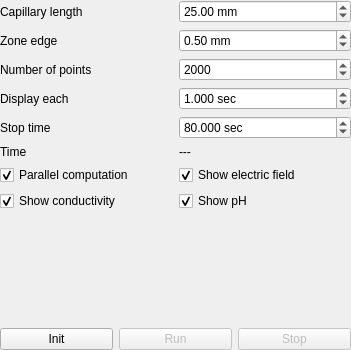
The window that src/computecontrol.ui (hobrasoft/simul6) describes before a commit, drawn with Qt 5.
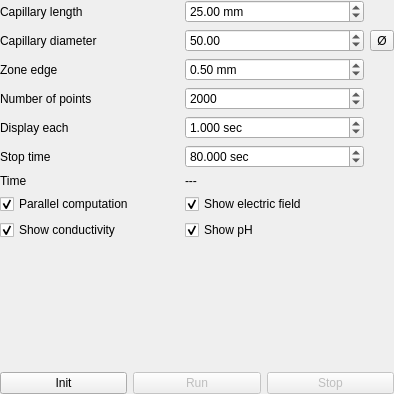
The same window after the commit.

The edit to the form file:
```diff
--- a/src/computecontrol.ui
+++ b/src/computecontrol.ui
@@ -6,8 +6,8 @@
    <rect>
     <x>0</x>
     <y>0</y>
-    <width>351</width>
-    <height>350</height>
+    <width>394</width>
+    <height>394</height>
    </rect>
   </property>
   <property name="sizePolicy">
@@ -78,67 +78,24 @@
    </item>
    <item row="0" column="0">
     <layout class="QGridLayout" name="gridLayout">
-     <item row="3" column="0">
+     <item row="8" column="1">
+      <widget class="QCheckBox" name="f_show_ph">
+       <property name="text">
+        <string>Show pH</string>
+       </property>
+       <property name="checked">
+        <bool>true</bool>
+       </property>
+      </widget>
+     </item>
+     <item row="4" column="0">
       <widget class="QLabel" name="label_4">
        <property name="text">
         <string>Display each</string>
        </property>
       </widget>
      </item>
-     <item row="4" column="0">
-      <widget class="QLabel" name="label_5">
-       <property name="text">
-        <string>Stop time</string>
-       </property>
-      </widget>
-     </item>
-     <item row="2" column="0">
-      <widget class="QLabel" name="label_3">
-       <property name="text">
-        <string>Number of points</string>
-       </property>
-      </widget>
-     </item>
-     <item row="4" column="1">
-      <widget class="QDoubleSpinBox" name="f_timestop">
-       <property name="suffix">
-        <string> sec</string>
-       </property>
-       <property name="decimals">
-        <number>3</number>
-       </property>
-       <property name="maximum">
-        <double>1000000.000000000000000</double>
-       </property>
-       <property name="value">
-        <double>80.000000000000000</double>
-       </property>
-      </widget>
-     </item>
-     <item row="3" column="1">
-      <widget class="QDoubleSpinBox" name="f_timeinterval">
-       <property name="suffix">
-        <string> sec</string>
-       </property>
-       <property name="decimals">
-        <number>3</number>
-       </property>
-       <property name="maximum">
-        <double>10000.000000000000000</double>
-       </property>
-       <property name="value">
-        <double>1.000000000000000</double>
-       </property>
-      </widget>
-     </item>
-     <item row="1" column="0">
-      <widget class="QLabel" name="label_6">
-       <property name="text">
-        <string>Zone edge</string>
-       </property>
-      </widget>
-     </item>
-     <item row="5" column="1">
+     <item row="6" column="1">
       <widget class="QLabel" name="f_time">
        <property name="sizePolicy">
         <sizepolicy hsizetype="Preferred" vsizetype="Minimum">
@@ -151,6 +108,52 @@
        </property>
       </widget>
      </item>
+     <item row="6" column="0">
+      <widget class="QLabel" name="label">
+       <property name="sizePolicy">
+        <sizepolicy hsizetype="Preferred" vsizetype="Minimum">
+         <horstretch>2</horstretch>
+         <verstretch>0</verstretch>
+        </sizepolicy>
+       </property>
+       <property name="text">
+        <string>Time</string>
+       </property>
+      </widget>
+     </item>
+     <item row="5" column="1">
+      <widget class="QDoubleSpinBox" name="f_timestop">
+       <property name="suffix">
+        <string> sec</string>
+       </property>
+       <property name="decimals">
+        <number>3</number>
+       </property>
+       <property name="maximum">
+        <double>1000000.000000000000000</double>
+       </property>
+       <property name="value">
+        <double>80.000000000000000</double>
+       </property>
+      </widget>
+     </item>
+     <item row="3" column="0">
+      <widget class="QLabel" name="label_3">
+       <property name="text">
+        <string>Number of points</string>
+       </property>
+      </widget>
+     </item>
+     <item row="7" column="0">
+      <widget class="QCheckBox" name="f_parallel">
+       <property name="text">
+        <string>Parallel computation</string>
+       </property>
+       <property name="checked">
+        <bool>true</bool>
+       </property>
+      </widget>
+     </item>
      <item row="0" column="1">
       <widget class="QDoubleSpinBox" name="f_caplen">
        <property name="suffix">
@@ -168,19 +171,20 @@
       </widget>
      </item>
      <item row="5" column="0">
-      <widget class="QLabel" name="label">
-       <property name="sizePolicy">
-        <sizepolicy hsizetype="Preferred" vsizetype="Minimum">
-         <horstretch>2</horstretch>
-         <verstretch>0</verstretch>
-        </sizepolicy>
+      <widget class="QLabel" name="label_5">
+       <property name="text">
+        <string>Stop time</string>
        </property>
+      </widget>
+     </item>
+     <item row="0" column="0">
+      <widget class="QLabel" name="label_2">
        <property name="text">
-        <string>Time</string>
+        <string>Capillary length</string>
        </property>
       </widget>
      </item>
-     <item row="2" column="1">
+     <item row="3" column="1">
       <widget class="QSpinBox" name="f_np">
        <property name="maximum">
         <number>100000</number>
@@ -190,7 +194,7 @@
        </property>
       </widget>
      </item>
-     <item row="1" column="1">
+     <item row="2" column="1">
       <widget class="QDoubleSpinBox" name="f_bw">
        <property name="suffix">
         <string> mm</string>
@@ -200,14 +204,31 @@
        </property>
       </widget>
      </item>
-     <item row="0" column="0">
-      <widget class="QLabel" name="label_2">
+     <item row="1" column="0">
+      <widget class="QLabel" name="label_7">
        <property name="text">
-        <string>Capillary length</string>
+        <string>Capillary diameter</string>
        </property>
       </widget>
      </item>
-     <item row="7" column="0">
+     <item row="2" column="0">
+      <widget class="QLabel" name="label_6">
+       <property name="text">
+        <string>Zone edge</string>
+       </property>
+      </widget>
+     </item>
+     <item row="1" column="1">
+      <widget class="QDoubleSpinBox" name="f_diameter">
+       <property name="maximum">
+        <double>1000000.000000000000000</double>
+       </property>
+       <property name="value">
+        <double>50.000000000000000</double>
+       </property>
+      </widget>
+     </item>
+     <item row="8" column="0">
       <widget class="QCheckBox" name="f_show_kapa">
        <property name="text">
         <string>Show conductivity</string>
@@ -217,27 +238,23 @@
        </property>
       </widget>
      </item>
+     <item row="4" column="1">
+      <widget class="QDoubleSpinBox" name="f_timeinterval">
+       <property name="suffix">
+        <string> sec</string>
+       </property>
+       <property name="decimals">
+        <number>3</number>
+       </property>
+       <property name="maximum">
+        <double>10000.000000000000000</double>
+       </property>
+       <property name="value">
+        <double>1.000000000000000</double>
+       </property>
+      </widget>
+     </item>
      <item row="7" column="1">
-      <widget class="QCheckBox" name="f_show_ph">
-       <property name="text">
-        <string>Show pH</string>
-       </property>
-       <property name="checked">
-        <bool>true</bool>
-       </property>
-      </widget>
-     </item>
-     <item row="6" column="0">
-      <widget class="QCheckBox" name="f_parallel">
-       <property name="text">
-        <string>Parallel computation</string>
-       </property>
-       <property name="checked">
-        <bool>true</bool>
-       </property>
-      </widget>
-     </item>
-     <item row="6" column="1">
       <widget class="QCheckBox" name="f_show_e">
        <property name="text">
         <string>Show electric field</string>
@@ -247,6 +264,13 @@
        </property>
       </widget>
      </item>
+     <item row="1" column="2">
+      <widget class="QToolButton" name="f_crosssection">
+       <property name="text">
+        <string>Ø</string>
+       </property>
+      </widget>
+     </item>
     </layout>
    </item>
   </layout>
```
Left out of the diff: 6 changed lines with no effect on the pictures.
